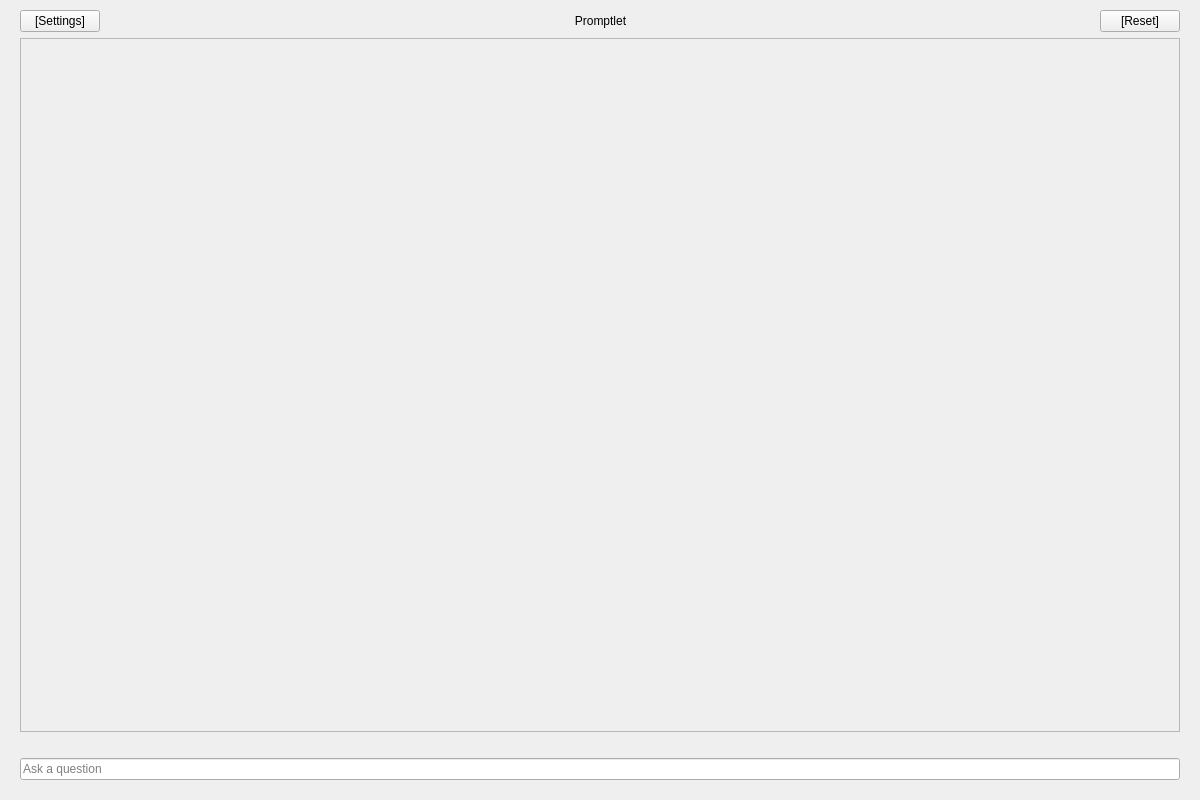
Before: the Qt Designer form promptlet_client/view/chat_view.ui in onurtas1993/promptlet, drawn with Qt 5.
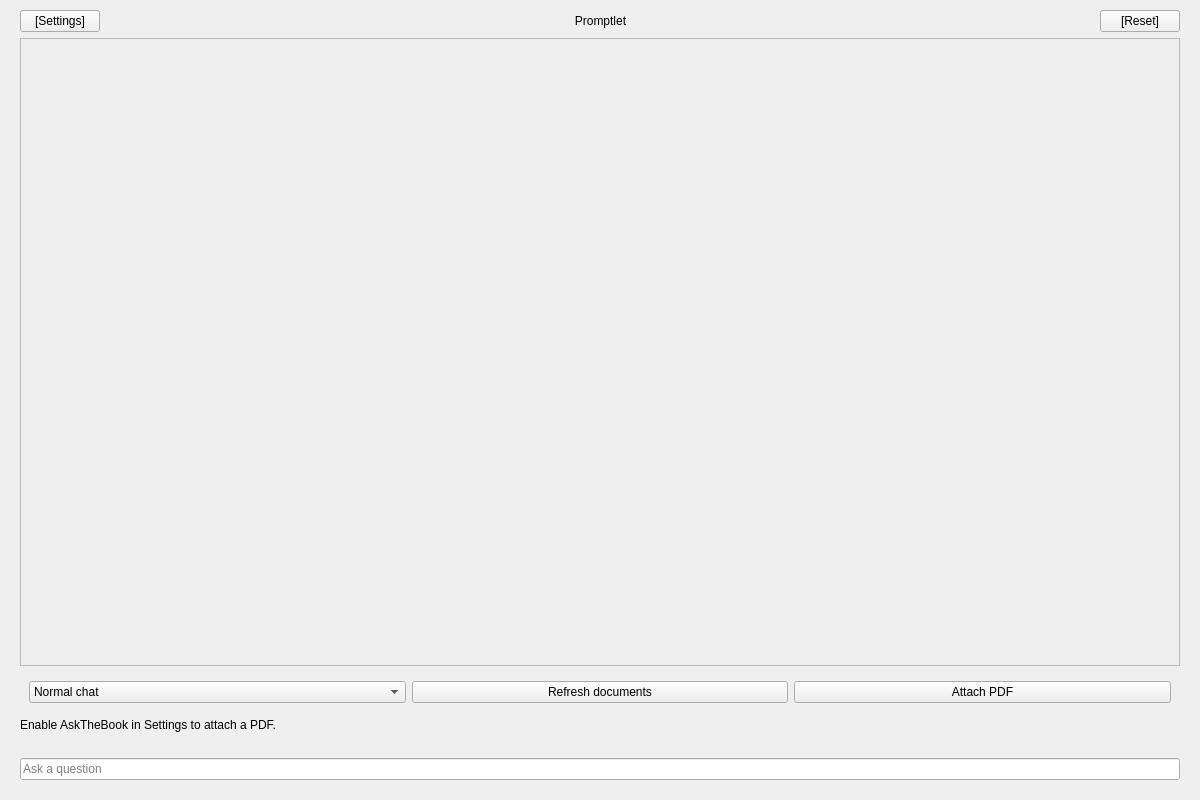
After: the same form once the commit is applied.

```diff
--- a/promptlet_client/view/chat_view.ui
+++ b/promptlet_client/view/chat_view.ui
@@ -127,6 +127,16 @@
      </widget>
     </widget>
    </item>
+   <item>
+    <widget class="QWidget" name="document_controls">
+     <layout class="QHBoxLayout" name="document_layout">
+      <item><widget class="QComboBox" name="document_input"><item><property name="text"><string>Normal chat</string></property></item></widget></item>
+      <item><widget class="QPushButton" name="refresh_documents_btn"><property name="text"><string>Refresh documents</string></property></widget></item>
+      <item><widget class="QPushButton" name="attach_pdf_btn"><property name="text"><string>Attach PDF</string></property></widget></item>
+     </layout>
+    </widget>
+   </item>
+   <item><widget class="QLabel" name="document_notice"><property name="wordWrap"><bool>true</bool></property><property name="text"><string>Enable AskTheBook in Settings to attach a PDF.</string></property></widget></item>
    <item>
     <widget class="QLabel" name="status_label">
      <property name="text">
```
